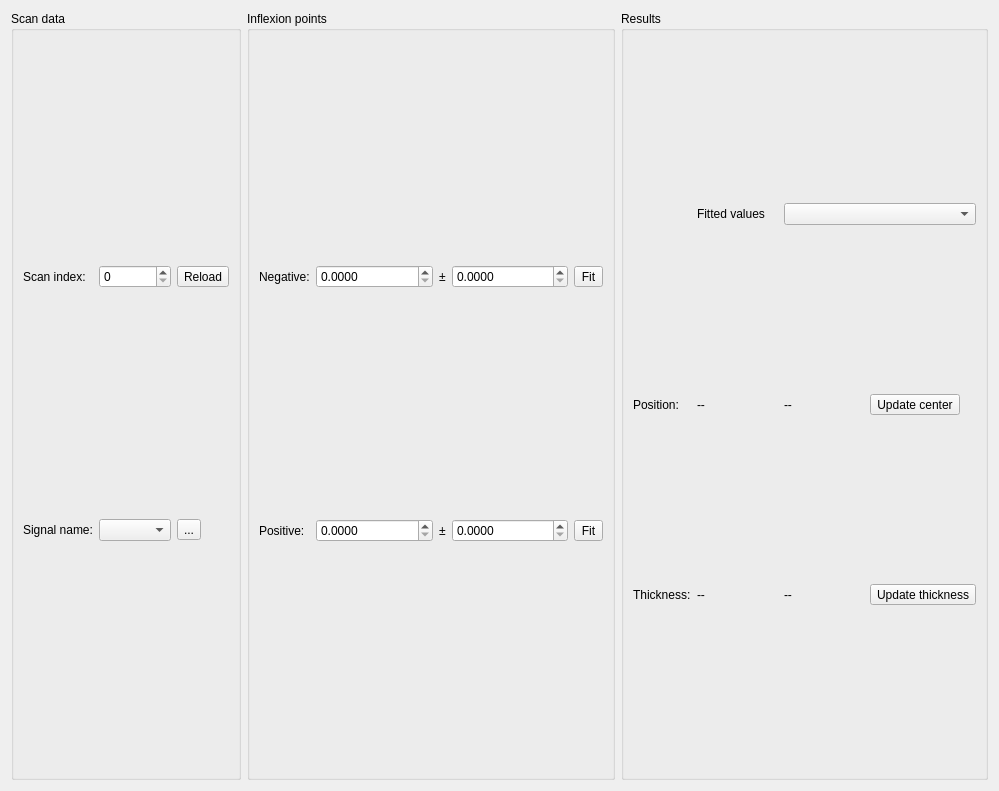
Qt form cct/qtgui2/tools/capillarysizer/capillarysizer.ui (awacha/cct) before a commit.
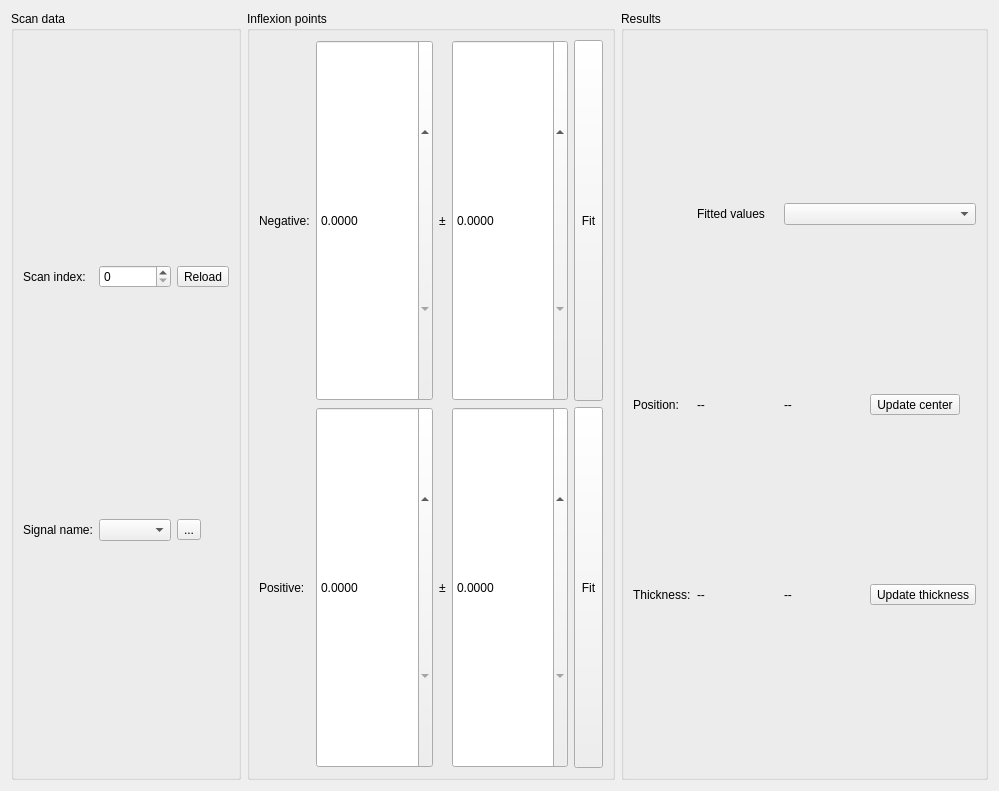
The same form after that commit. Icons and pictures are not drawn.

Commit message: UI improvements in capillary sizing

```diff
--- a/cct/qtgui2/tools/capillarysizer/capillarysizer.ui
+++ b/cct/qtgui2/tools/capillarysizer/capillarysizer.ui
@@ -123,6 +123,12 @@
           <property name="enabled">
            <bool>true</bool>
           </property>
+          <property name="sizePolicy">
+           <sizepolicy hsizetype="Maximum" vsizetype="Preferred">
+            <horstretch>0</horstretch>
+            <verstretch>0</verstretch>
+           </sizepolicy>
+          </property>
           <property name="toolTip">
            <string>Determine from peak fitting</string>
           </property>
@@ -144,7 +150,7 @@
         <item row="1" column="3">
          <widget class="QDoubleSpinBox" name="positiveErrDoubleSpinBox">
           <property name="sizePolicy">
-           <sizepolicy hsizetype="MinimumExpanding" vsizetype="Fixed">
+           <sizepolicy hsizetype="MinimumExpanding" vsizetype="Preferred">
             <horstretch>0</horstretch>
             <verstretch>0</verstretch>
            </sizepolicy>
@@ -159,6 +165,12 @@
           <property name="enabled">
            <bool>true</bool>
           </property>
+          <property name="sizePolicy">
+           <sizepolicy hsizetype="Maximum" vsizetype="Preferred">
+            <horstretch>0</horstretch>
+            <verstretch>0</verstretch>
+           </sizepolicy>
+          </property>
           <property name="toolTip">
            <string>Determine from peak fitting</string>
           </property>
@@ -170,7 +182,7 @@
         <item row="0" column="3">
          <widget class="QDoubleSpinBox" name="negativeErrDoubleSpinBox">
           <property name="sizePolicy">
-           <sizepolicy hsizetype="MinimumExpanding" vsizetype="Fixed">
+           <sizepolicy hsizetype="MinimumExpanding" vsizetype="Preferred">
             <horstretch>0</horstretch>
             <verstretch>0</verstretch>
            </sizepolicy>
@@ -190,7 +202,7 @@
         <item row="0" column="1">
          <widget class="QDoubleSpinBox" name="negativeValDoubleSpinBox">
           <property name="sizePolicy">
-           <sizepolicy hsizetype="MinimumExpanding" vsizetype="Fixed">
+           <sizepolicy hsizetype="MinimumExpanding" vsizetype="Preferred">
             <horstretch>0</horstretch>
             <verstretch>0</verstretch>
            </sizepolicy>
@@ -213,7 +225,7 @@
         <item row="1" column="1">
          <widget class="QDoubleSpinBox" name="positiveValDoubleSpinBox">
           <property name="sizePolicy">
-           <sizepolicy hsizetype="MinimumExpanding" vsizetype="Fixed">
+           <sizepolicy hsizetype="MinimumExpanding" vsizetype="Preferred">
             <horstretch>0</horstretch>
             <verstretch>0</verstretch>
            </sizepolicy>
```
Left out of the diff: 56 changed lines with no effect on the pictures. The commit also changes 2 other files.
